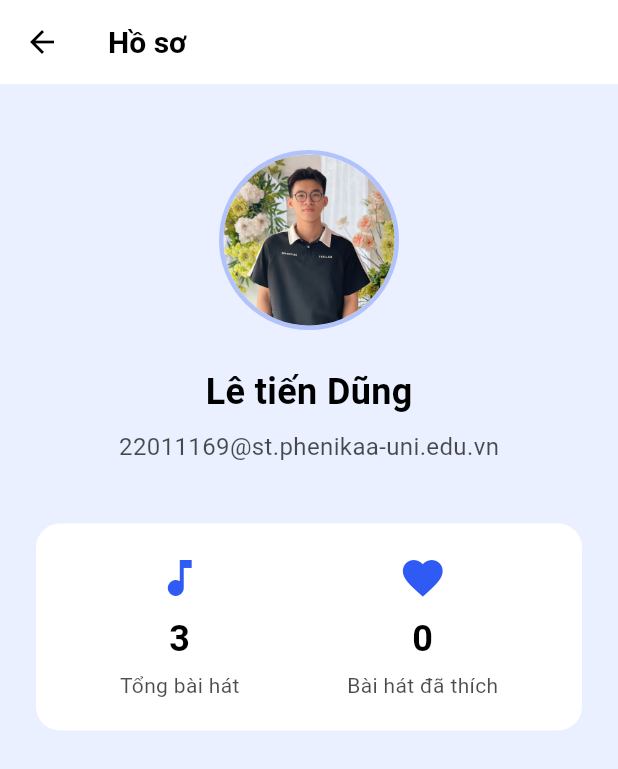
After one commit to dungletien/2025_LTTBDD_N02_LTD, a Flutter app: the ProfileScreen screen opened directly, on a phone screen of 412 x 824 dp. The commit adds this screen. Shown: the top 769 px of the screen. Run offline on Flutter 3.47's test engine with Material 3 defaults, Android fonts, the phone set to English and light mode, and no system bars; our stand-ins replace audioplayers, shared_preferences; accounts and stored records are empty.

Commit message:
add profile screen

```diff
--- a/lib/providers/language_provider.dart
+++ b/lib/providers/language_provider.dart
@@ -44,6 +44,9 @@ class LanguageProvider extends ChangeNotifier {
     'cancel': 'Hủy',
     'no_song_playing': 'Không có bài hát đang phát',
     'no_liked_songs': 'Bạn chưa thích bài hát nào',
+    'name': 'Tên',
+    'email': 'Email',
+    'total_songs': 'Tổng bài hát',
   };
 
   static const Map<String, String> _englishTranslations = {
@@ -67,5 +70,8 @@ class LanguageProvider extends ChangeNotifier {
     'cancel': 'Cancel',
     'no_song_playing': 'No song playing',
     'no_liked_songs': 'No liked songs yet',
+    'name': 'Name',
+    'email': 'Email',
+    'total_songs': 'Total Songs',
   };
 }
--- a/lib/screens/home_screen.dart
+++ b/lib/screens/home_screen.dart
@@ -6,6 +6,7 @@ import 'now_playing_screen.dart';
 import '../providers/theme_provider.dart';
 import '../providers/language_provider.dart' show LanguageProvider, AppLanguage;
 import 'liked_songs_screen.dart';
+import 'profile_screen.dart';
 
 class HomeScreen extends StatefulWidget {
   const HomeScreen({Key? key}) : super(key: key);
@@ -504,7 +505,17 @@ class _HomeScreenState extends State<HomeScreen> {
               ),
             ),
             const SizedBox(height: 8),
-            _drawerItem(context, Icons.person_outline, 'profile', onTap: () {}),
+            _drawerItem(
+              context,
+              Icons.person_outline,
+              'profile',
+              onTap: () {
+                Navigator.push(
+                  context,
+                  MaterialPageRoute(builder: (context) => const ProfileScreen()),
+                );
+              },
+            ),
             _drawerItem(
               context,
               Icons.favorite_border,
--- /dev/null
+++ b/lib/screens/profile_screen.dart
@@ -0,0 +1,141 @@
+import 'package:flutter/material.dart';
+import 'package:provider/provider.dart';
+import '../providers/music_provider.dart';
+import '../providers/language_provider.dart';
+
+class ProfileScreen extends StatelessWidget {
+  const ProfileScreen({Key? key}) : super(key: key);
+
+  @override
+  Widget build(BuildContext context) {
+    final musicProvider = Provider.of<MusicProvider>(context);
+    final lang = Provider.of<LanguageProvider>(context);
+    final likedSongsCount = musicProvider.likedSongs.length;
+    final totalSongsCount = musicProvider.allSongs.length;
+
+    return Scaffold(
+      backgroundColor: Theme.of(context).scaffoldBackgroundColor,
+      appBar: AppBar(
+        leading: IconButton(
+          icon: const Icon(Icons.arrow_back),
+          onPressed: () => Navigator.pop(context),
+        ),
+        title: Text(lang.translate('profile')),
+      ),
+      body: SingleChildScrollView(
+        padding: const EdgeInsets.all(24),
+        child: Column(
+          children: [
+            const SizedBox(height: 20),
+            // Avatar
+            Container(
+              width: 120,
+              height: 120,
+              decoration: BoxDecoration(
+                shape: BoxShape.circle,
+                border: Border.all(
+                  color: Theme.of(context).colorScheme.primary.withValues(alpha: 0.3),
+                  width: 3,
+                ),
+              ),
+              child: ClipOval(
+                child: Image.asset(
+                  'assets/images/avatar.jpg',
+                  fit: BoxFit.cover,
+                  errorBuilder: (context, error, stackTrace) {
+                    return Container(
+                      color: Theme.of(context).colorScheme.primary.withValues(alpha: 0.2),
+                      child: Icon(
+                        Icons.person,
+                        size: 60,
+                        color: Theme.of(context).colorScheme.primary,
+                      ),
+                    );
+                  },
+                ),
+              ),
+            ),
+            const SizedBox(height: 24),
+            // Name
+            Text(
+              'Lê tiến Dũng',
+              style: TextStyle(
+                fontSize: 24,
+                fontWeight: FontWeight.bold,
+                color: Theme.of(context).colorScheme.onBackground,
+              ),
+            ),
+            const SizedBox(height: 8),
+            // Email or additional info
+            Text(
+              '22011169@st.phenikaa-uni.edu.vn',
+              style: TextStyle(
+                fontSize: 16,
+                color: Theme.of(context).colorScheme.onSurface.withValues(alpha: 0.7),
+              ),
+            ),
+            const SizedBox(height: 40),
+            // Statistics
+            Container(
+              padding: const EdgeInsets.all(20),
+              decoration: BoxDecoration(
+                color: Theme.of(context).cardColor,
+                borderRadius: BorderRadius.circular(16),
+              ),
+              child: Column(
+                children: [
+                  Row(
+                    mainAxisAlignment: MainAxisAlignment.spaceAround,
+                    children: [
+                      _buildStatItem(
+                        context,
+                        Icons.music_note,
+                        lang.translate('total_songs'),
+                        totalSongsCount.toString(),
+                      ),
+                      _buildStatItem(
+                        context,
+                        Icons.favorite,
+                        lang.translate('liked_songs'),
+                        likedSongsCount.toString(),
+                      ),
+                    ],
+                  ),
+                ],
+              ),
+            ),
+          ],
+        ),
+      ),
+    );
+  }
+
+  Widget _buildStatItem(BuildContext context, IconData icon, String label, String value) {
+    return Column(
+      children: [
+        Icon(
+          icon,
+          size: 32,
+          color: Theme.of(context).colorScheme.primary,
+        ),
+        const SizedBox(height: 8),
+        Text(
+          value,
+          style: TextStyle(
+            fontSize: 24,
+            fontWeight: FontWeight.bold,
+            color: Theme.of(context).colorScheme.onBackground,
+          ),
+        ),
+        const SizedBox(height: 4),
+        Text(
+          label,
+          style: TextStyle(
+            fontSize: 14,
+            color: Theme.of(context).colorScheme.onSurface.withValues(alpha: 0.7),
+          ),
+        ),
+      ],
+    );
+  }
+}
```
Also changed, not shown: assets/images/avatar.jpg (added).
